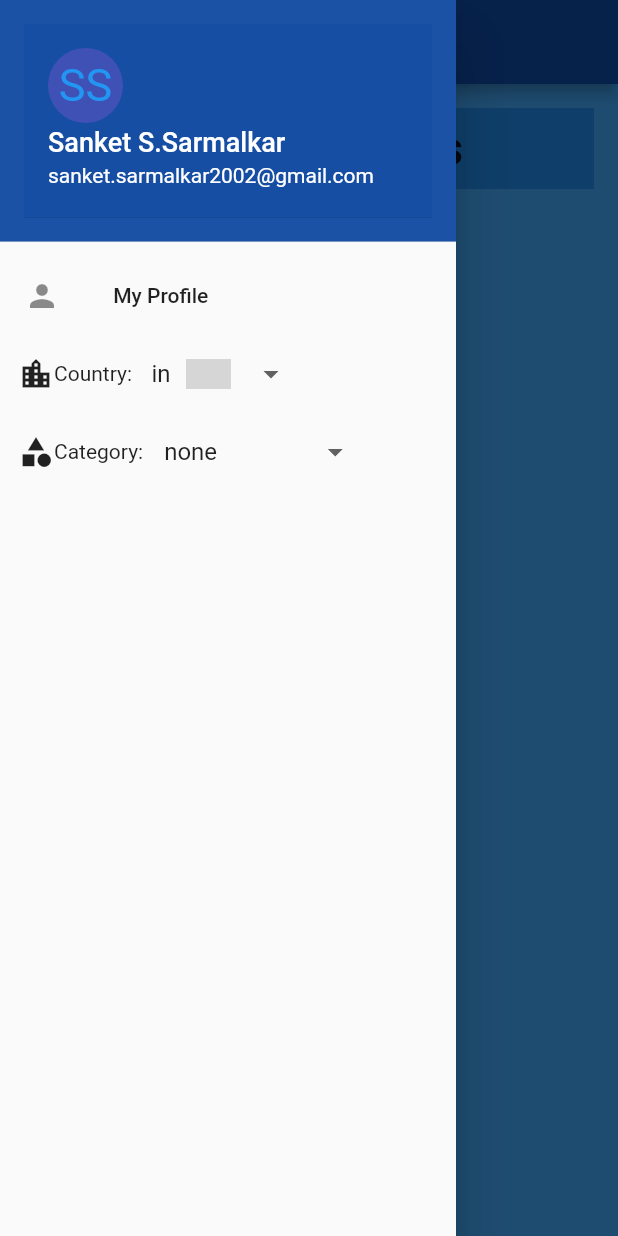
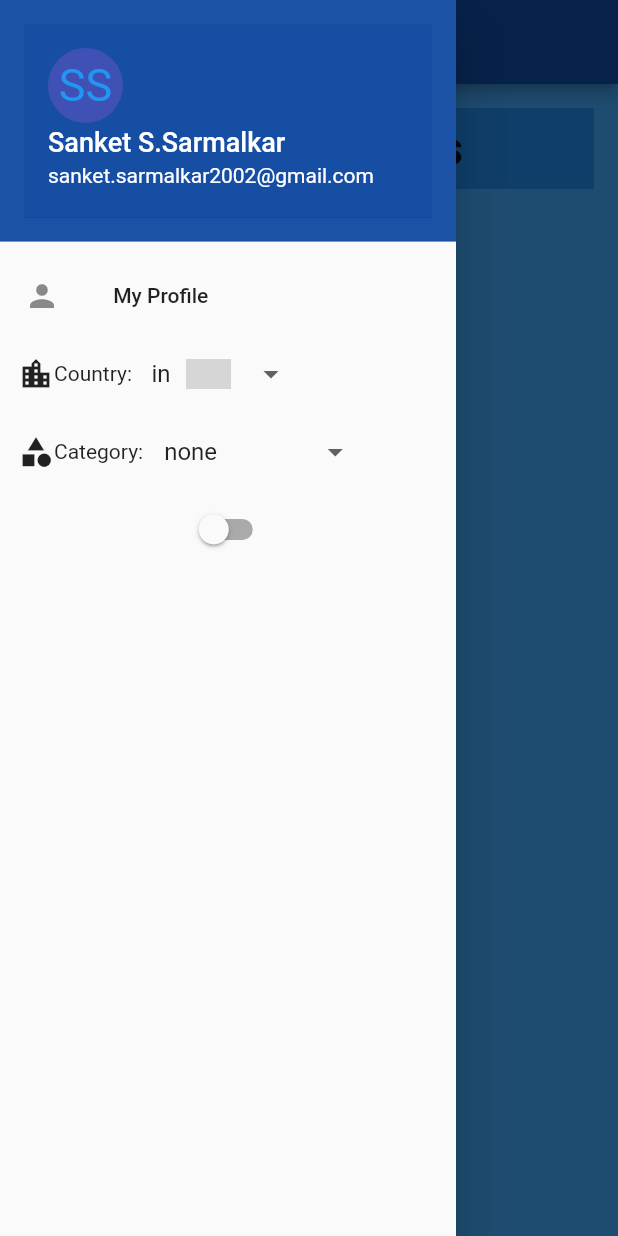
Before and after one commit to SanketSarmalkar/News_App_using_Flutter, a Flutter app: the screen it shows after launch, with the side drawer open, on a phone screen of 412 x 824 dp. Run offline on Flutter 3.47's test engine with Material 2 defaults, Android fonts, the phone set to English and light mode, and no system bars; drawn by our look-alikes of dropdown_button2; our stand-ins replace get, shared_preferences, webview_flutter; missing offline and left inert: country_icons; network calls fail; Roboto replaces fonts that are missing (avenir); grey boxes are pictures that could not be loaded.

Commit message:
started work on theme mode

```diff
--- a/lib/components/side_bar.dart
+++ b/lib/components/side_bar.dart
@@ -2,6 +2,8 @@ import 'package:dropdown_button2/dropdown_button2.dart';
 import 'package:flutter/material.dart';
 import 'package:get/get.dart';
 import 'package:news_app/models/query_types.dart';
+import 'package:news_app/models/themes.dart';
+import 'package:shared_preferences/shared_preferences.dart';
 
 import '../controller/newscontroller.dart';
 
@@ -16,10 +18,25 @@ class _SideBarContentState extends State<SideBarContent> {
   NewsController newsController = Get.put(NewsController());
 
   var query = Queries();
+  RxBool _isLightTheme = false.obs;
 
-  String co = "in";
+  Future<SharedPreferences> _prefs = SharedPreferences.getInstance();
 
-  String ca = "none";
+  _saveThemeStatus() async {
+    SharedPreferences pref = await _prefs;
+    pref.setBool('theme', _isLightTheme.value);
+  }
+
+  _getThemeStatus() async {
+    var _isLight = _prefs.then((SharedPreferences prefs) {
+      return prefs.getBool('theme') != null ? prefs.getBool('theme') : true;
+    }).obs;
+    _isLightTheme.value = (await _isLight.value)!;
+    Get.changeThemeMode(_isLightTheme.value ? ThemeMode.light : ThemeMode.dark);
+  }
+  SideBarContent() {
+    _getThemeStatus();
+  }
 
   @override
   Widget build(BuildContext context) {
@@ -102,7 +119,6 @@ class _SideBarContentState extends State<SideBarContent> {
                         onChanged: (ctr) {
                           newsController.changeCountry(ctr);
                           newsController.fetchNews();
-                          setState(()=>co=ctr.toString());
                         },
                       ),
                     ),
@@ -146,7 +162,6 @@ class _SideBarContentState extends State<SideBarContent> {
                       onChanged: (ctr) {
                         newsController.changeCategory(ctr);
                         newsController.fetchNews();
-                        setState(()=>ca=ctr.toString());
                       },
                     ),
                   ),
@@ -154,7 +169,20 @@ class _SideBarContentState extends State<SideBarContent> {
               ),
             ],
           ),
-        )
+        ),
+        ObxValue(
+              (data) => Switch(
+            value: _isLightTheme.value,
+            onChanged: (val) {
+              _isLightTheme.value = val;
+              Get.changeThemeMode(
+                _isLightTheme.value ? ThemeMode.light : ThemeMode.dark,
+              );
+              _saveThemeStatus();
+            },
+          ),
+          false.obs,
+        ),
       ],
     );
   }
--- a/lib/main.dart
+++ b/lib/main.dart
@@ -1,5 +1,6 @@
 import 'package:flutter/material.dart';
 import 'package:news_app/init/app_route.dart';
+import 'package:news_app/models/themes.dart';
 import 'package:news_app/screens/home.dart';
 import 'package:news_app/screens/login.dart';
 import 'package:get/get.dart';
@@ -17,10 +18,29 @@ class MyApp extends StatefulWidget {
 }
 
 class _MyAppState extends State<MyApp> {
+  ThemeData _darkTheme = ThemeData(
+      accentColor: Colors.red,
+      brightness: Brightness.dark,
+      primaryColor: Colors.amber,
+      buttonTheme: ButtonThemeData(
+        buttonColor: Colors.amber,
+        disabledColor: Colors.grey,
+      ));
+
+  ThemeData _lightTheme = ThemeData(
+      accentColor: Colors.pink,
+      brightness: Brightness.light,
+      primaryColor: Colors.blue,
+      buttonTheme: ButtonThemeData(
+        buttonColor: Colors.blue,
+        disabledColor: Colors.grey,
+      ));
   @override
   Widget build(BuildContext context) {
     return GetMaterialApp(
-
+      theme: _lightTheme,
+      darkTheme: _darkTheme,
+      themeMode: ThemeMode.system,
       debugShowCheckedModeBanner: false,
       initialRoute: AppRoutes.initial,
       getPages: AppRoutes.routes,
--- a/pubspec.yaml
+++ b/pubspec.yaml
@@ -43,6 +43,7 @@ dependencies:
   country_icons: ^2.0.2
   dropdown_button2: ^1.9.2
   collapsible_sidebar: ^2.0.3+2
+  shared_preferences: ^2.0.16
 
 dev_dependencies:
   flutter_test:
```
Also changed, not shown: lib/models/themes.dart (added, +22 -0 lines), pubspec.lock.
